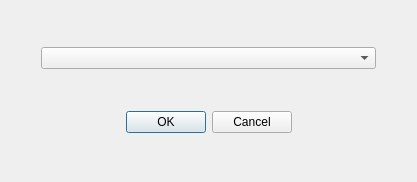
Veritomyx/OpenMS, file src/peakinvestigator/include/OpenMS/TRANSFORMATIONS/RAW2PEAK/PEAKINVESTIGATOR/DIALOGS/UIC/GUIVersionDialog.ui: the form before one commit.
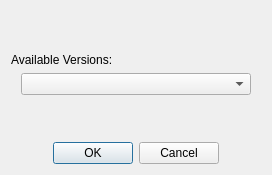
The form after the commit.

Commit message: PI lib: make GUI Version dialog a bit nicer

Diff of the .ui file:
```diff
--- a/src/peakinvestigator/include/OpenMS/TRANSFORMATIONS/RAW2PEAK/PEAKINVESTIGATOR/DIALOGS/UIC/GUIVersionDialog.ui
+++ b/src/peakinvestigator/include/OpenMS/TRANSFORMATIONS/RAW2PEAK/PEAKINVESTIGATOR/DIALOGS/UIC/GUIVersionDialog.ui
@@ -12,15 +12,15 @@
    <rect>
     <x>0</x>
     <y>0</y>
-    <width>417</width>
-    <height>182</height>
+    <width>272</width>
+    <height>175</height>
    </rect>
   </property>
   <property name="windowTitle">
    <string>Select PeakInvestigator version...</string>
   </property>
   <layout class="QGridLayout" name="gridLayout">
-   <item row="0" column="0">
+   <item row="4" column="0">
     <layout class="QHBoxLayout" name="horizontalLayout">
      <item>
       <spacer name="horizontalSpacer_left">
@@ -32,7 +32,7 @@
        </property>
        <property name="sizeHint" stdset="0">
         <size>
-         <width>30</width>
+         <width>10</width>
          <height>20</height>
         </size>
        </property>
@@ -55,7 +55,7 @@
        </property>
        <property name="sizeHint" stdset="0">
         <size>
-         <width>30</width>
+         <width>10</width>
          <height>20</height>
         </size>
        </property>
@@ -63,7 +63,7 @@
      </item>
     </layout>
    </item>
-   <item row="1" column="0">
+   <item row="6" column="0">
     <widget class="QDialogButtonBox" name="buttonBox">
      <property name="enabled">
       <bool>true</bool>
@@ -79,6 +79,49 @@
      </property>
     </widget>
    </item>
+   <item row="2" column="0">
+    <layout class="QHBoxLayout" name="horizontalLayout_2">
+     <item>
+      <widget class="QLabel" name="label">
+       <property name="text">
+        <string>Available Versions:</string>
+       </property>
+      </widget>
+     </item>
+    </layout>
+   </item>
+   <item row="5" column="0">
+    <spacer name="verticalSpacer_2">
+     <property name="orientation">
+      <enum>Qt::Vertical</enum>
+     </property>
+     <property name="sizeType">
+      <enum>QSizePolicy::MinimumExpanding</enum>
+     </property>
+     <property name="sizeHint" stdset="0">
+      <size>
+       <width>20</width>
+       <height>20</height>
+      </size>
+     </property>
+    </spacer>
+   </item>
+   <item row="0" column="0">
+    <spacer name="verticalSpacer">
+     <property name="orientation">
+      <enum>Qt::Vertical</enum>
+     </property>
+     <property name="sizeType">
+      <enum>QSizePolicy::MinimumExpanding</enum>
+     </property>
+     <property name="sizeHint" stdset="0">
+      <size>
+       <width>20</width>
+       <height>20</height>
+      </size>
+     </property>
+    </spacer>
+   </item>
   </layout>
  </widget>
  <resources/>
```
